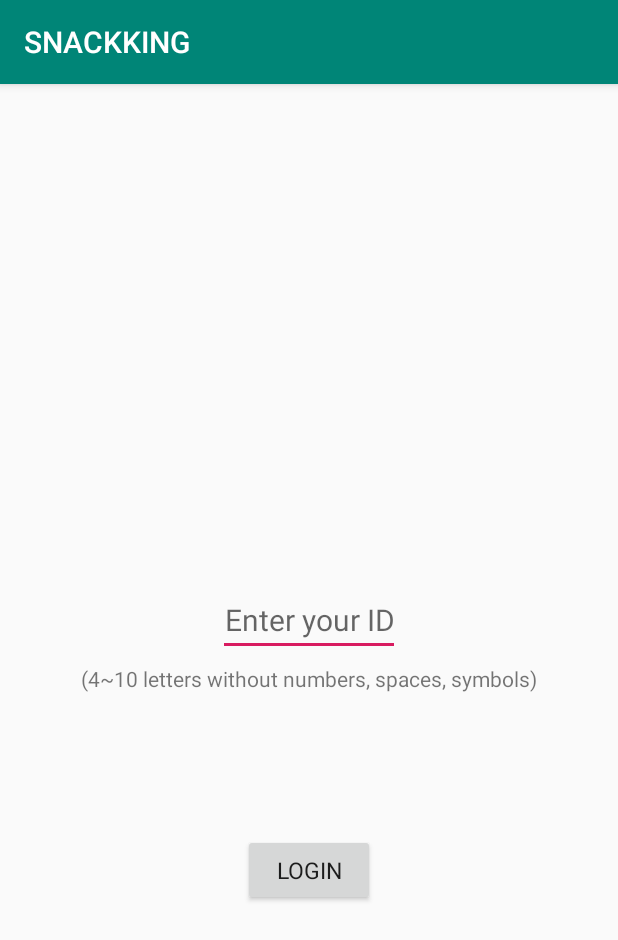
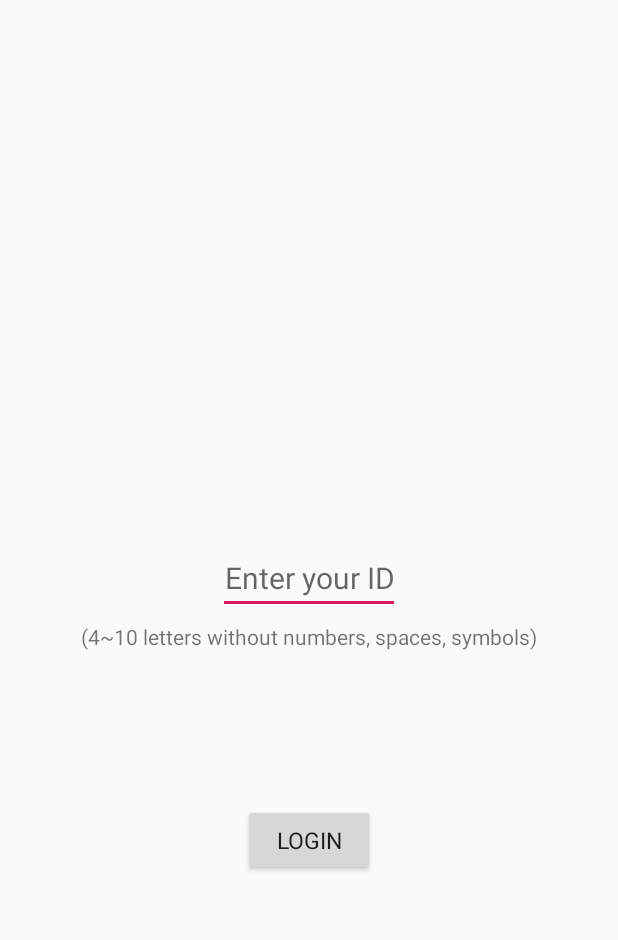
Before and after one commit to pencaty/SNACKKING, an Android app: the screen it shows after launch (Login), on a phone screen of 412 x 824 dp. Shown: the top 940 px of the screen. Run offline under Robolectric (Android 15) with nearby library versions, the phone set to English and light mode, and no system bars.

Commit message:
delete title bar
delete title bar

```diff
--- a/app/src/main/res/values/styles.xml
+++ b/app/src/main/res/values/styles.xml
@@ -6,6 +6,10 @@
         <item name="colorPrimary">@color/colorPrimary</item>
         <item name="colorPrimaryDark">@color/colorPrimaryDark</item>
         <item name="colorAccent">@color/colorAccent</item>
+        <!-- No Title Bar-->
+        <item name="windowActionBar">false</item>
+        <item name="windowNoTitle">true</item>
+
     </style>
 
 </resources>
```
